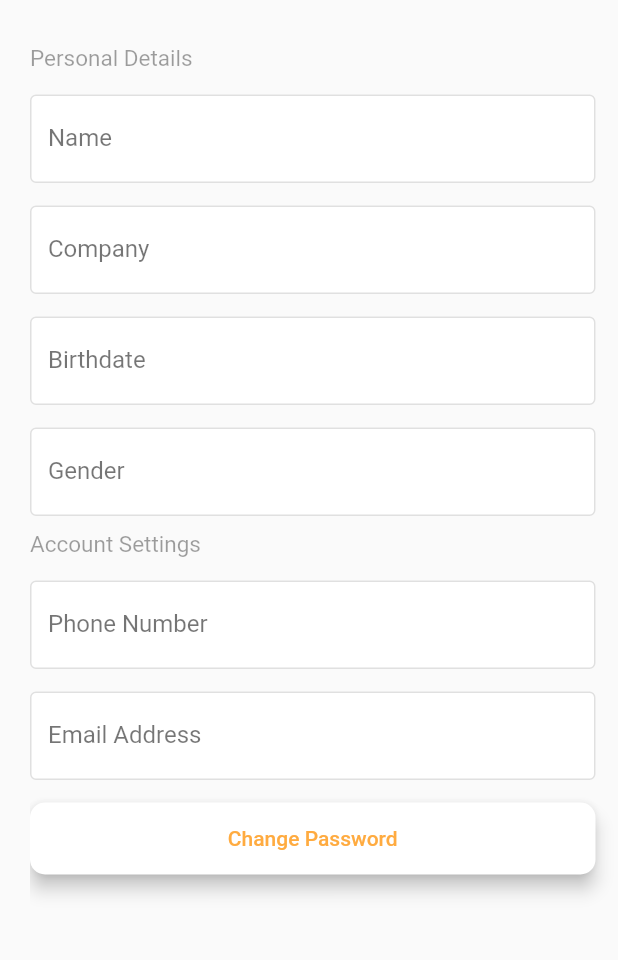
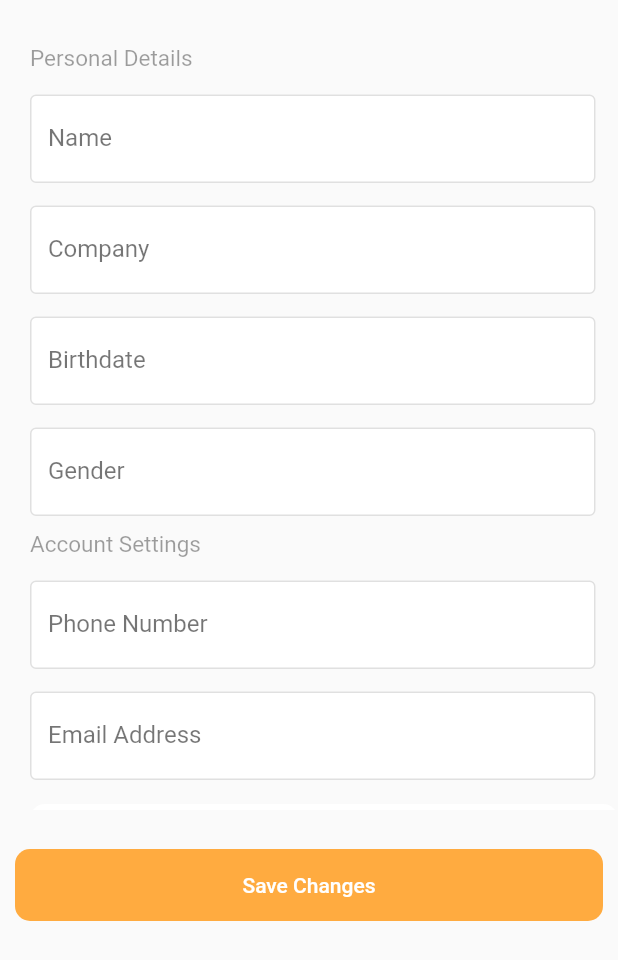
Before and after one commit to omardavinci10/foody, a Flutter app: the screen it shows after launch, after a tap on "Profile Page", on a phone screen of 412 x 824 dp, the part 276-1236 px from its top. Run offline on Flutter 3.47's test engine with Material 2 defaults, Android fonts, the phone set to English and light mode, and no system bars; our stand-ins replace auth_buttons, font_awesome_flutter, google_fonts, modal_progress_hud_nsn, rflutter_alert; Roboto replaces fonts that are missing (Ubuntu, Urbanist).

Commit message:
Userscreen Modifications

```diff
--- a/lib/components/rounded_button.dart
+++ b/lib/components/rounded_button.dart
@@ -14,7 +14,6 @@ class RoundedButton extends StatelessWidget {
     return Padding(
       padding: EdgeInsets.symmetric(vertical: 16.0),
       child: Material(
-        elevation: 5.0,
         color: color,
         borderRadius: BorderRadius.circular(10.0),
         child: MaterialButton(
--- a/lib/main.dart
+++ b/lib/main.dart
@@ -1,13 +1,13 @@
 import 'package:flutter/material.dart';
+import 'package:foody/screens/User_screen.dart';
 import 'package:foody/screens/contactus_screen.dart';
 import 'package:foody/screens/splash_screen.dart';
 import 'package:foody/screens/welcome_screen.dart';
 import 'package:foody/screens/login_screen.dart';
 import 'package:foody/screens/registration_screen.dart';
-import 'package:foody/screens/profile_screen.dart';
 import 'package:google_fonts/google_fonts.dart';
 
-import 'screens/profile_screen.dart';
+import 'package:foody/screens/User_screen.dart';
 
 void main() => runApp(Foody());
 
@@ -25,7 +25,7 @@ class Foody extends StatelessWidget {
         WelcomeScreen.id: (context) => WelcomeScreen(),
         LoginScreen.id: (context) => LoginScreen(),
         RegistrationScreen.id: (context) => RegistrationScreen(),
-        ProfilePage.id: (context) => ProfilePage(),
+        UserPage.id: (context) => UserPage(),
         ContactUsScreen.id: (context) => ContactUsScreen(),
       },
     );
--- a/lib/screens/profile_screen.dart
+++ b/lib/screens/User_screen.dart
@@ -2,15 +2,16 @@ import 'package:flutter/material.dart';
 import 'package:font_awesome_flutter/font_awesome_flutter.dart';
 import 'package:flutter/cupertino.dart';
 import 'package:foody/components/profile_widgets.dart';
+import 'package:foody/components/rounded_button.dart';
 
-class ProfilePage extends StatefulWidget {
-    static const String id = 'profile_screen';
+class UserPage extends StatefulWidget {
+  static const String id = 'profile_screen';
 
   @override
-  _ProfilePageState createState() => _ProfilePageState();
+  _UserPageState createState() => _UserPageState();
 }
 
-class _ProfilePageState extends State<ProfilePage> {
+class _UserPageState extends State<UserPage> {
   final name = TextEditingController();
   final company = TextEditingController();
   final birthDate = TextEditingController();
@@ -23,10 +24,10 @@ class _ProfilePageState extends State<ProfilePage> {
       backgroundColor: Color(0xfffafafa),
       extendBodyBehindAppBar: true,
       appBar: AppBar(
+        elevation: 0,
         centerTitle: true,
-        elevation: 0,
         iconTheme: IconThemeData(color: Colors.black),
-        backgroundColor: Colors.transparent,
+        backgroundColor: Color(0xfffafafa),
         title: new Text(
           "Profile",
           style: TextStyle(color: Colors.black),
@@ -185,36 +186,21 @@ class _ProfilePageState extends State<ProfilePage> {
               ),
             ),
             Padding(
-              padding: EdgeInsets.only(right: 15, top: 15),
+              padding: EdgeInsets.symmetric(vertical: 16.0),
               child: Material(
-                elevation: 5.0,
                 color: Colors.white,
                 borderRadius: BorderRadius.circular(10.0),
                 child: MaterialButton(
-                    onPressed: () {},
-                    minWidth: 200.0,
-                    height: 42.0,
-                    child: new Text(
-                      "Change Password",
-                      style: TextStyle(
-                        color: Colors.orangeAccent,
-                      ),
-                    )),
-              ),
-            ),
-            Padding(
-              padding: EdgeInsets.only(right: 15, top: 70),
-              child: Material(
-                elevation: 5.0,
-                color: Colors.orange,
-                borderRadius: BorderRadius.circular(10.0),
-                child: MaterialButton(
-                  onPressed: () {},
+                  onPressed: () {
+                    print("change password");
+                  },
                   minWidth: 200.0,
                   height: 42.0,
                   child: Text(
-                    "Save Changes",
-                    style: TextStyle(color: Colors.white),
+                    "Change Password",
+                    style: TextStyle(
+                      color: Colors.orangeAccent,
+                    ),
                   ),
                 ),
               ),
@@ -222,6 +208,15 @@ class _ProfilePageState extends State<ProfilePage> {
           ],
         ),
       ),
+      bottomNavigationBar: Padding(
+          padding: EdgeInsets.all(10),
+          child: RoundedButton(
+            title: "Save Changes",
+            color: Colors.orangeAccent,
+            onPressed: () {
+              print("Saved!");
+            },
+          )),
     );
   }
 }
--- a/lib/screens/welcome_screen.dart
+++ b/lib/screens/welcome_screen.dart
@@ -1,12 +1,9 @@
 import 'package:flutter/material.dart';
 import 'package:foody/screens/login_screen.dart';
 import 'package:foody/screens/registration_screen.dart';
-import 'package:foody/screens/profile_screen.dart';
 import 'package:foody/screens/contactus_screen.dart';
-
+import 'package:foody/screens/User_screen.dart';
 import 'package:foody/components/rounded_button.dart';
-
-import 'profile_screen.dart';
 
 class WelcomeScreen extends StatefulWidget {
   static const String id = 'welcome_screen';
@@ -67,7 +64,7 @@ class _WelcomeScreenState extends State<WelcomeScreen> {
                 title: 'Profile Page',
                 color: Color(0xFFFCB74C),
                 onPressed: () {
-                  Navigator.pushNamed(context, ProfilePage.id);
+                  Navigator.pushNamed(context, UserPage.id);
                 },
               ),
               RoundedButton(
--- a/pubspec.yaml
+++ b/pubspec.yaml
@@ -16,6 +16,8 @@ dependencies:
   google_fonts: ^2.1.0
   font_awesome_flutter: ^9.2.0
   auth_buttons: ^1.0.1+4
+  flutter_scale_tap: ^1.0.5
+
 
 dev_dependencies:
   flutter_test:
```
Also changed, not shown: pubspec.lock, 3 other files.
